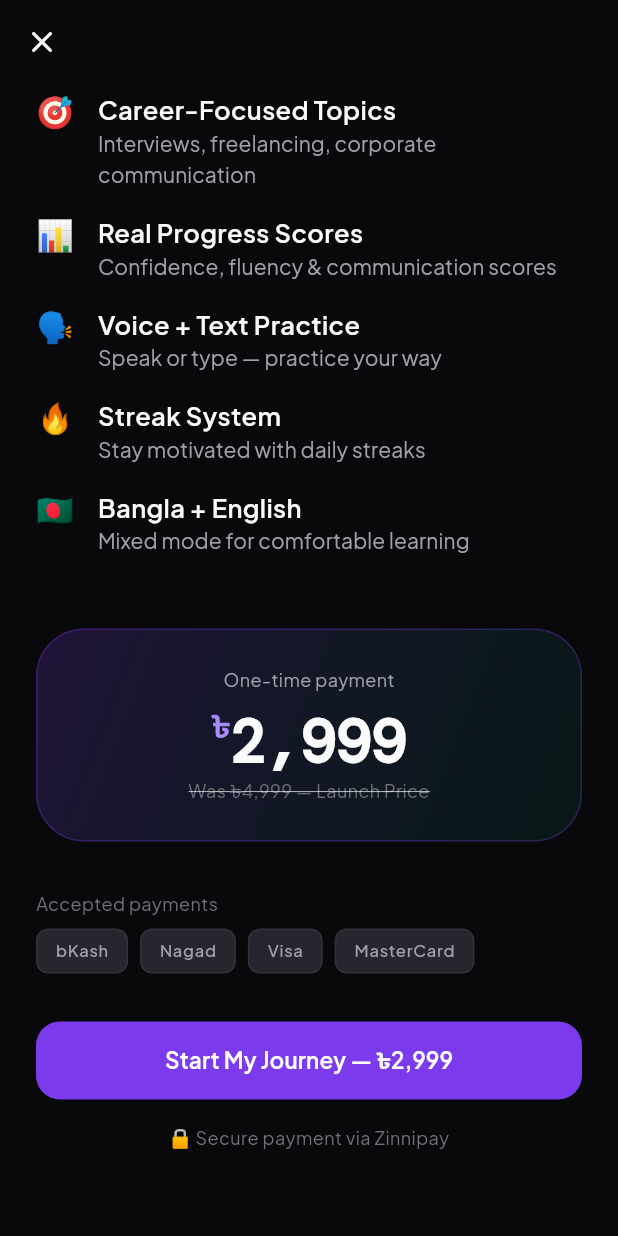
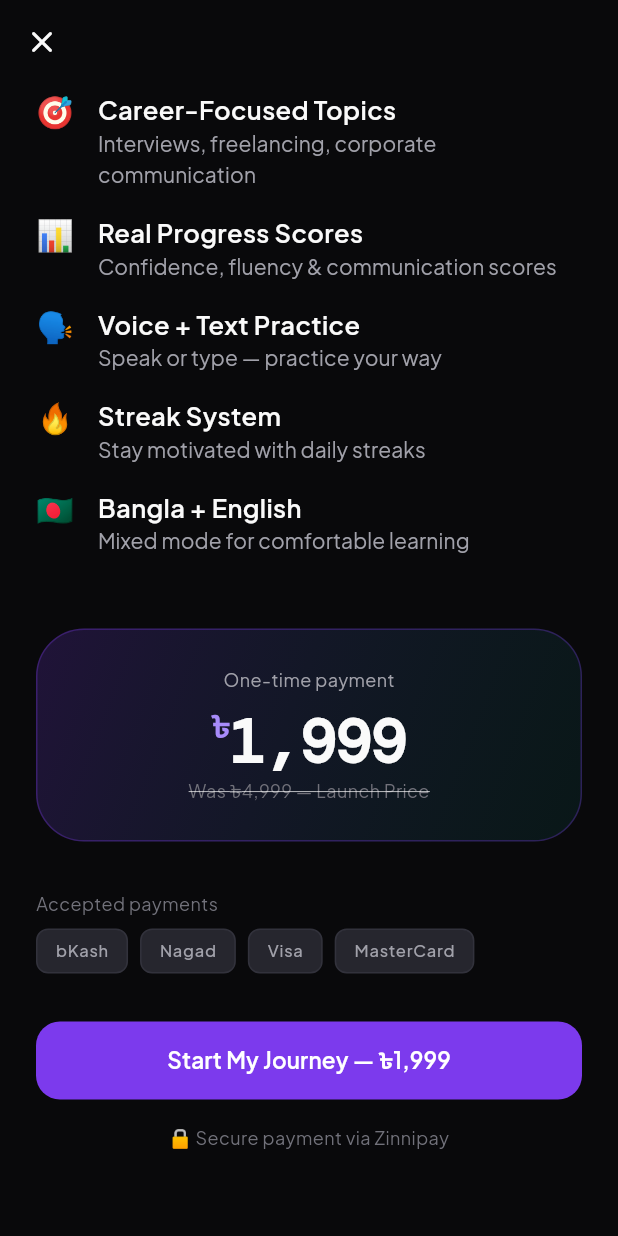
Before and after one commit to shiabalam007-byte/Boloo-AI, a Flutter app: the screen it shows once a user with an empty profile is signed in, scrolled down 289 dp, after a tap on the "close" icon, on a phone screen of 412 x 824 dp. Run offline on Flutter 3.47's test engine with Material 3 defaults, Android fonts, the phone set to English and light mode, and no system bars; our stand-ins replace fl_chart, flutter_riverpod, flutter_tts, go_router, shared_preferences, speech_to_text and 2 more; accounts and stored records are empty.

Commit message:
fix: back button silent no-op and hardcoded ৳2,999 price
Paywall back button used `if (canPop()) pop()` — when the router
redirects to /paywall as the stack root, canPop() is false so the
button rendered active but did nothing. Now falls back to go('/auth').

Settings back button used bare pop() which would throw if reached
without a push. Added canPop() guard with go('/profile') fallback.

Replaced hardcoded ৳2,999 in paywall display and CTA with ৳1,999
to match AppConstants.acceleratorPriceBDT (already correct in the
payment service).

https://claude.ai/code/session_01XLCHdHDacD5HsvNtEH6C32

```diff
--- a/lib/features/paywall/paywall_screen.dart
+++ b/lib/features/paywall/paywall_screen.dart
@@ -69,7 +69,7 @@ class _PaywallScreenState extends ConsumerState<PaywallScreen> {
         leading: IconButton(
           icon: const Icon(Icons.close_rounded),
           onPressed: () {
-            if (context.canPop()) context.pop();
+            context.canPop() ? context.pop() : context.go('/auth');
           },
         ),
       ),
@@ -87,7 +87,7 @@ class _PaywallScreenState extends ConsumerState<PaywallScreen> {
             _buildPaymentMethods(),
             const SizedBox(height: AppDimensions.xl),
             BoolooButton.primary(
-              label: 'Start My Journey — ৳2,999',
+              label: 'Start My Journey — ৳1,999',
               onPressed: _isLoading ? null : _purchaseNow,
               isLoading: _isLoading,
             ),
@@ -194,7 +194,7 @@ class _PaywallScreenState extends ConsumerState<PaywallScreen> {
                 '৳',
                 style: AppTypography.h2.copyWith(color: AppColors.lightPurple),
               ),
-              Text('2,999', style: AppTypography.displayXL.copyWith(
+              Text('1,999', style: AppTypography.displayXL.copyWith(
                 color: AppColors.textPrimary,
               )),
             ],
--- a/lib/features/settings/settings_screen.dart
+++ b/lib/features/settings/settings_screen.dart
@@ -189,7 +189,7 @@ class _SettingsScreenState extends ConsumerState<SettingsScreen> {
         backgroundColor: AppColors.bg900,
         leading: IconButton(
           icon: const Icon(Icons.arrow_back_ios_new_rounded),
-          onPressed: () => context.pop(),
+          onPressed: () => context.canPop() ? context.pop() : context.go('/profile'),
         ),
         title: const Text('Settings', style: AppTypography.h3),
       ),
```
